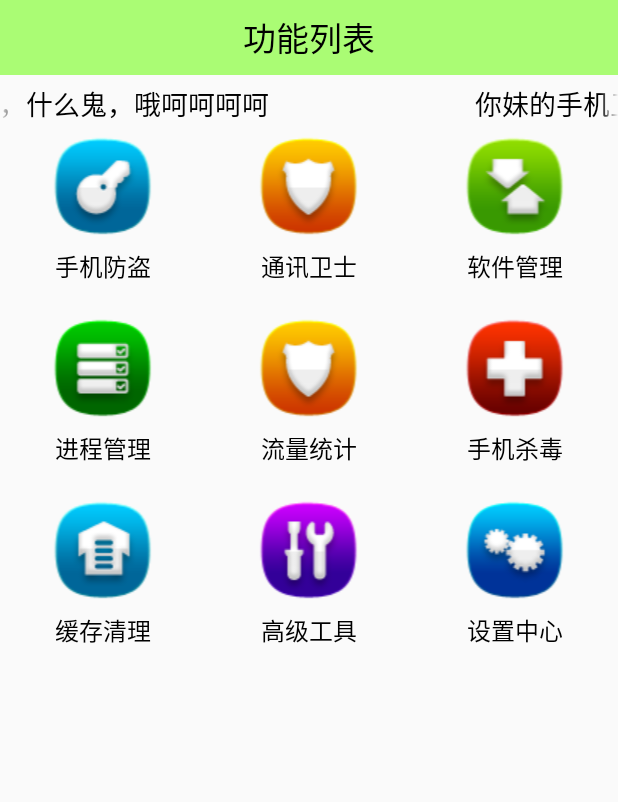
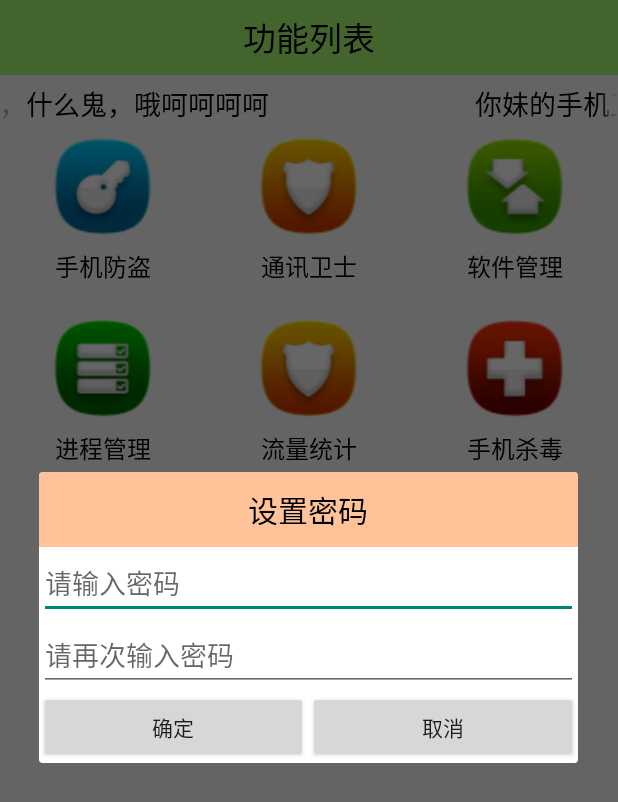
Before and after one commit to ios123developer/MobileSafe, an Android app: the screen it shows after launch (HomeActivity), after a tap on "手机防盗", on a phone screen of 412 x 824 dp. Shown: the top 802 px of the screen. Run offline under Robolectric (Android 15) with nearby library versions, the phone set to English and light mode, and no system bars.

Commit message:
编写手机防盗设置密码对话框

```diff
--- a/app/src/main/java/com/szzgkon/mobilesafe/activity/HomeActivity.java
+++ b/app/src/main/java/com/szzgkon/mobilesafe/activity/HomeActivity.java
@@ -2,14 +2,19 @@ package com.szzgkon.mobilesafe.activity;
 
 import android.content.Intent;
 import android.os.Bundle;
+import android.support.v7.app.AlertDialog;
 import android.support.v7.app.AppCompatActivity;
+import android.text.TextUtils;
 import android.view.View;
 import android.view.ViewGroup;
 import android.widget.AdapterView;
 import android.widget.BaseAdapter;
+import android.widget.Button;
+import android.widget.EditText;
 import android.widget.GridView;
 import android.widget.ImageView;
 import android.widget.TextView;
+import android.widget.Toast;
 
 import com.szzgkon.mobilesafe.R;
 
@@ -25,6 +30,8 @@ public class HomeActivity extends AppCompatActivity {
                                     R.drawable.home_callmsgsafe,R.drawable.home_trojan,
                                     R.drawable.home_sysoptimize,R.drawable.home_tools,
                                         R.drawable.home_settings};
+    private   AlertDialog dialog;
+
     @Override
     protected void onCreate(Bundle savedInstanceState) {
         super.onCreate(savedInstanceState);
@@ -36,6 +43,10 @@ public class HomeActivity extends AppCompatActivity {
             @Override
             public void onItemClick(AdapterView<?> parent, View view, int position, long id) {
                 switch(position){
+                case 0:
+                     //手机防盗
+                    showPasswordDialog();
+                     break;
                 case 8:
                     startActivity(new Intent(HomeActivity.this,SettingActivity.class));
                      break;
@@ -49,6 +60,51 @@ public class HomeActivity extends AppCompatActivity {
             }
         });
     }
+    protected void showPasswordDialog(){
+        //判断是否设置密码
+        //如果没有设置过，弹出设置密码的弹窗
+        showPasswordSetDialog();
+    }
+
+    /**
+     * 设置密码的弹窗
+     */
+    private void showPasswordSetDialog() {
+        AlertDialog.Builder builder =  new AlertDialog.Builder(this);
+        dialog = builder.create();
+        View view = View.inflate(this,R.layout.dialog_set_password,null);
+//        dialog.setView(view);//将自定义的布局文件设置给dialog
+        dialog.setView(view,0,0,0,0);//设置边距为0，保证在2.x的版本上也兼容
+        Button btnOk = (Button)view.findViewById(R.id.btn_ok);
+        Button btnCancel = (Button)view.findViewById(R.id.btn_cancel);
+        final EditText etPassword = (EditText)findViewById(R.id.et_password);
+        final EditText etPasswordConfirm = (EditText)findViewById(R.id.et_password_confirm);
+
+        //对话框确定按钮
+        btnOk.setOnClickListener(new View.OnClickListener() {
+            @Override
+            public void onClick(View v) {
+             String password = etPassword.getText().toString();
+                String passwordConfirm = etPasswordConfirm.getText().toString();
+                if(!TextUtils.isEmpty(password) && !TextUtils.isEmpty(passwordConfirm)){
+
+                }else {
+                    Toast.makeText(HomeActivity.this,"输入内容不能为空",Toast.LENGTH_SHORT).show();
+                }
+
+            }
+        });
+         //取消按钮
+        btnCancel.setOnClickListener(new View.OnClickListener() {
+            @Override
+            public void onClick(View v) {
+              dialog.dismiss();//隐藏对话框
+            }
+        });
+
+        dialog.show();
+    }
+
     class HomeAdapter extends BaseAdapter{
 
         @Override
--- a/app/src/main/java/com/szzgkon/mobilesafe/activity/SplashActivity.java
+++ b/app/src/main/java/com/szzgkon/mobilesafe/activity/SplashActivity.java
@@ -13,6 +13,8 @@ import android.os.Message;
 import android.support.v7.app.AlertDialog;
 import android.support.v7.app.AppCompatActivity;
 import android.view.View;
+import android.view.animation.AlphaAnimation;
+import android.widget.RelativeLayout;
 import android.widget.TextView;
 import android.widget.Toast;
 
@@ -73,6 +75,7 @@ public class SplashActivity extends AppCompatActivity {
 
         }
     };
+    private RelativeLayout rlRoot;
 
     @Override
     protected void onCreate(Bundle savedInstanceState) {
@@ -84,6 +87,8 @@ public class SplashActivity extends AppCompatActivity {
 
         tvProgress = (TextView)findViewById(R.id.tv_progress);
 
+        rlRoot = (RelativeLayout)findViewById(R.id.rl_root);
+
         SharedPreferences mPref = getSharedPreferences("config",MODE_PRIVATE);
         //判断是否需要自动更新
         boolean autoUpdate = mPref.getBoolean("auto_update",true);
@@ -93,6 +98,10 @@ public class SplashActivity extends AppCompatActivity {
         }else {
             handler.sendEmptyMessageDelayed(CODE_ENTER_HOME,2000);//延时两秒发送进入主界面的消息
         }
+        //渐变的动画效果
+        AlphaAnimation anim = new AlphaAnimation(0.3f,1f);
+        anim.setDuration(2000);
+        rlRoot.startAnimation(anim);
 
     }
     private String getVersionName(){
--- a/app/src/main/res/layout/activity_splash.xml
+++ b/app/src/main/res/layout/activity_splash.xml
@@ -4,6 +4,7 @@
     android:layout_width="match_parent"
     android:layout_height="match_parent"
     tools:context=".activity.SplashActivity"
+    android:id="@+id/rl_root"
     android:background="@drawable/launcher_bg">
 
 
--- /dev/null
+++ b/app/src/main/res/layout/dialog_set_password.xml
@@ -0,0 +1,52 @@
+<?xml version="1.0" encoding="utf-8"?>
+<LinearLayout xmlns:android="http://schemas.android.com/apk/res/android"
+    android:orientation="vertical" android:layout_width="match_parent"
+    android:layout_height="match_parent">
+
+    <TextView
+        android:layout_width="match_parent"
+        android:layout_height="wrap_content"
+        android:padding="10dp"
+        android:text="设置密码"
+        android:gravity="center"
+        android:textColor="@color/black"
+        android:textSize="20sp"
+        android:background="#66ff6600"
+        android:id="@+id/textView" />
+
+    <EditText
+        android:layout_width="match_parent"
+        android:layout_height="wrap_content"
+        android:id="@+id/et_password"
+        android:inputType="textPassword"
+        android:hint="请输入密码"/>
+
+    <EditText
+        android:layout_width="match_parent"
+        android:layout_height="wrap_content"
+        android:id="@+id/et_password_confirm"
+        android:inputType="textPassword"
+        android:hint="请再次输入密码"/>
+
+    <LinearLayout
+        android:orientation="horizontal"
+        android:layout_width="match_parent"
+        android:layout_height="wrap_content">
+        <Button
+            android:layout_width="0dp"
+            android:layout_height="wrap_content"
+            android:text="确定"
+            android:layout_weight="1"
+            android:id="@+id/btn_ok" />
+
+        <Button
+            android:layout_width="0dp"
+            android:layout_height="wrap_content"
+            android:text="取消"
+            android:layout_weight="1"
+            android:id="@+id/btn_cancel" />
+
+    </LinearLayout>
+
+
+</LinearLayout>
```
